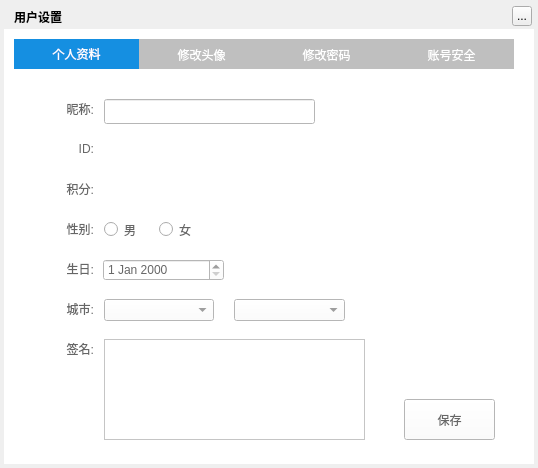
First picture: the form in TTKModule/TTKWidget/musicUiKits/musicUserKits/musicuserrecordwidget.ui, repository Greedysky/TTKMusicPlayer, before the edit.
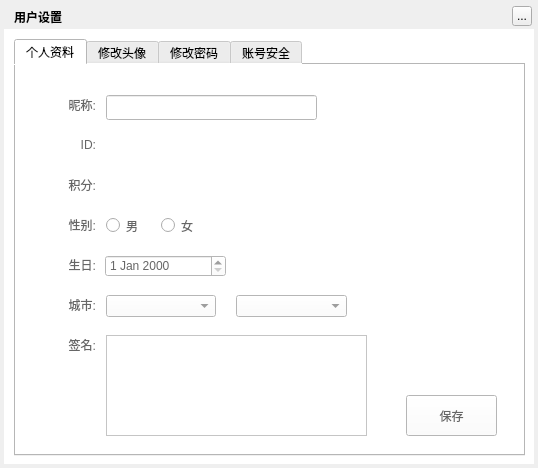
Second picture: the form after the edit. Icons and pictures are not drawn. Custom widgets are drawn as their Qt base class.

What changed in the file:
```diff
--- a/TTKModule/TTKWidget/musicUiKits/musicUserKits/musicuserrecordwidget.ui
+++ b/TTKModule/TTKWidget/musicUiKits/musicUserKits/musicuserrecordwidget.ui
@@ -82,21 +82,6 @@
       <height>417</height>
      </rect>
     </property>
-    <property name="styleSheet">
-     <string notr="true">QTabWidget{
-    border:none;
-}
-QTabBar::tab {
-	height:30px;
-	width:125px;
-    background-color: #BFBFBF;
-    color: white;
-}
-QTabBar::tab:selected {
-    background-color: #158FE1;
-    color: white
-}</string>
-    </property>
     <property name="currentIndex">
      <number>0</number>
     </property>
```
